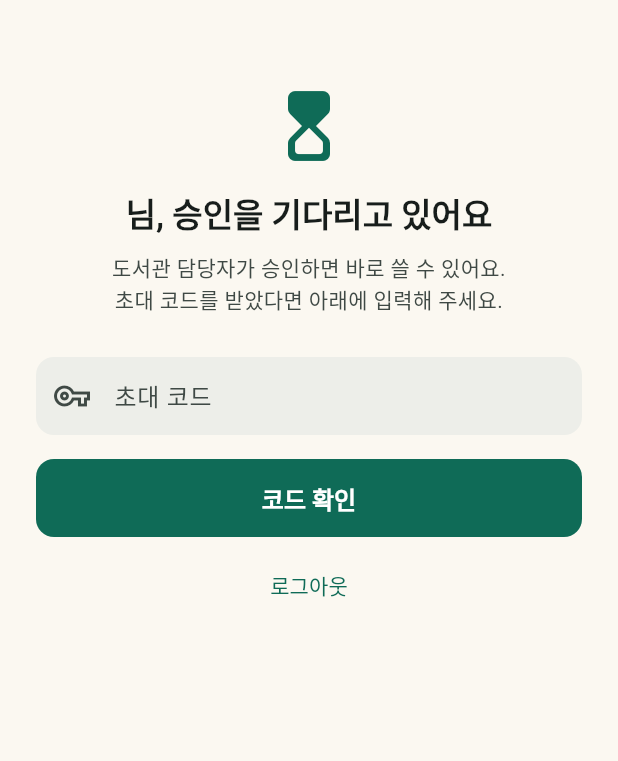
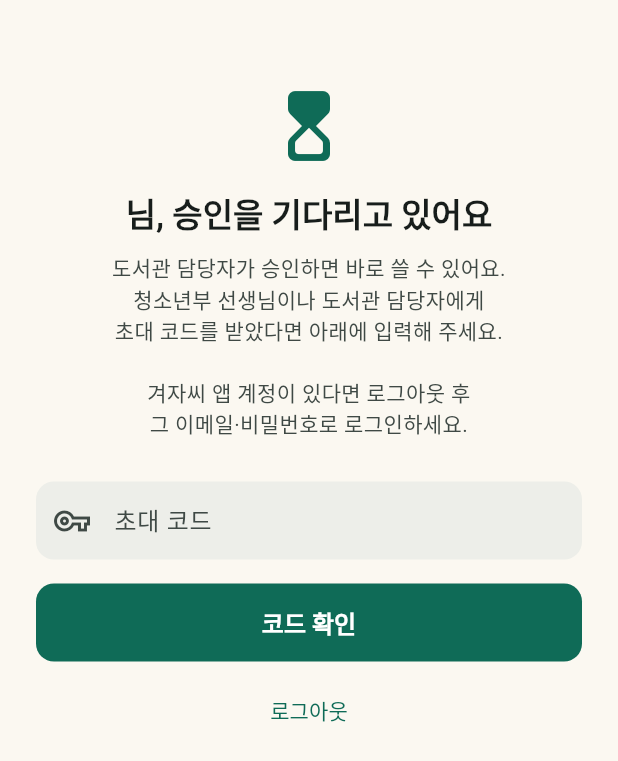
Before and after one commit to kiuk104/somang-library, a Flutter app: the PendingScreen screen opened directly with empty values, on a phone screen of 412 x 824 dp. Shown: the top 761 px of the screen. Run offline on Flutter 3.47's test engine with Material 3 defaults, Android fonts, the phone set to English and light mode, and no system bars; our stand-ins replace cloud_firestore, cloud_functions, firebase_auth, firebase_core; accounts and stored records are empty; network calls fail; statements that could not run were skipped.

Commit message:
수정: 승인 대기 화면에 초대 코드 받는 곳·겨자씨 계정 안내 추가
Co-Authored-By: Claude Opus 5.5 <noreply@anthropic.com>
Claude-Session: https://claude.ai/code/session_01YMCARp8n7R1KLtAJDYstjt

```diff
--- a/lib/screens/pending_screen.dart
+++ b/lib/screens/pending_screen.dart
@@ -67,7 +67,10 @@ class _PendingScreenState extends State<PendingScreen> {
             const SizedBox(height: 10),
             Text(
               '도서관 담당자가 승인하면 바로 쓸 수 있어요.\n'
-              '초대 코드를 받았다면 아래에 입력해 주세요.',
+              '청소년부 선생님이나 도서관 담당자에게\n'
+              '초대 코드를 받았다면 아래에 입력해 주세요.\n\n'
+              '겨자씨 앱 계정이 있다면 로그아웃 후\n'
+              '그 이메일·비밀번호로 로그인하세요.',
               textAlign: TextAlign.center,
               style: TextStyle(color: theme.colorScheme.onSurfaceVariant),
             ),
```
Also changed, not shown: pubspec.lock (added).
